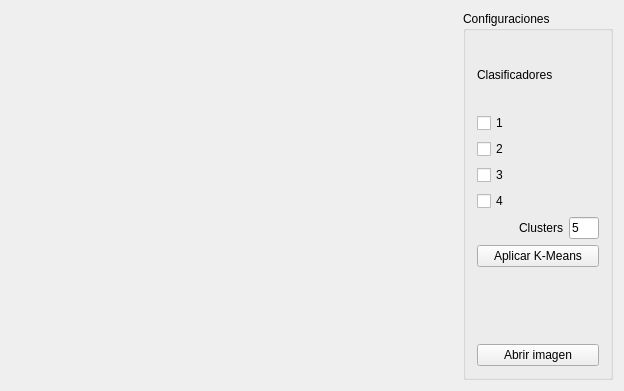
Before: the Qt Designer form principal.ui in cosimani/TeleVision, drawn with Qt 5.
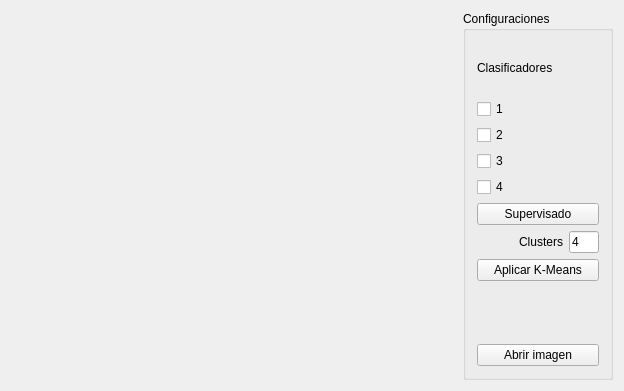
After: the same form once the commit is applied. Custom widgets are drawn as their Qt base class.

```diff
--- a/principal.ui
+++ b/principal.ui
@@ -39,24 +39,14 @@
       <string>Configuraciones</string>
      </property>
      <layout class="QGridLayout" name="gridLayout_2">
-      <item row="5" column="0">
-       <widget class="QLabel" name="lClusters">
-        <property name="text">
-         <string>Clusters</string>
-        </property>
-        <property name="alignment">
-         <set>Qt::AlignRight|Qt::AlignTrailing|Qt::AlignVCenter</set>
-        </property>
-       </widget>
-      </item>
-      <item row="8" column="0" colspan="2">
+      <item row="9" column="0" colspan="2">
        <widget class="QPushButton" name="pbAbrir">
         <property name="text">
          <string>Abrir imagen</string>
         </property>
        </widget>
       </item>
-      <item row="5" column="1">
+      <item row="6" column="1">
        <widget class="QLineEdit" name="leClusters">
         <property name="maximumSize">
          <size>
@@ -65,7 +55,14 @@
          </size>
         </property>
         <property name="text">
-         <string>5</string>
+         <string>4</string>
+        </property>
+       </widget>
+      </item>
+      <item row="2" column="0" colspan="2">
+       <widget class="QCheckBox" name="cbClasif2">
+        <property name="text">
+         <string>2</string>
         </property>
        </widget>
       </item>
@@ -76,6 +73,9 @@
         </property>
        </widget>
       </item>
+      <item row="8" column="0" colspan="2">
+       <widget class="Logo" name="logo" native="true"/>
+      </item>
       <item row="3" column="0" colspan="2">
        <widget class="QCheckBox" name="cbClasif3">
         <property name="text">
@@ -83,10 +83,10 @@
         </property>
        </widget>
       </item>
-      <item row="2" column="0" colspan="2">
-       <widget class="QCheckBox" name="cbClasif2">
+      <item row="7" column="0" colspan="2">
+       <widget class="QPushButton" name="pbKmeans">
         <property name="text">
-         <string>2</string>
+         <string>Aplicar K-Means</string>
         </property>
        </widget>
       </item>
@@ -97,6 +97,16 @@
         </property>
        </widget>
       </item>
+      <item row="6" column="0">
+       <widget class="QLabel" name="lClusters">
+        <property name="text">
+         <string>Clusters</string>
+        </property>
+        <property name="alignment">
+         <set>Qt::AlignRight|Qt::AlignTrailing|Qt::AlignVCenter</set>
+        </property>
+       </widget>
+      </item>
       <item row="0" column="0" colspan="2">
        <widget class="QLabel" name="lClasif">
         <property name="text">
@@ -104,16 +114,13 @@
         </property>
        </widget>
       </item>
-      <item row="6" column="0" colspan="2">
-       <widget class="QPushButton" name="pbKmeans">
+      <item row="5" column="0" colspan="2">
+       <widget class="QPushButton" name="pbSupervisado">
         <property name="text">
-         <string>Aplicar K-Means</string>
+         <string>Supervisado</string>
         </property>
        </widget>
       </item>
-      <item row="7" column="0" colspan="2">
-       <widget class="Logo" name="logo" native="true"/>
-      </item>
      </layout>
     </widget>
    </item>
```
